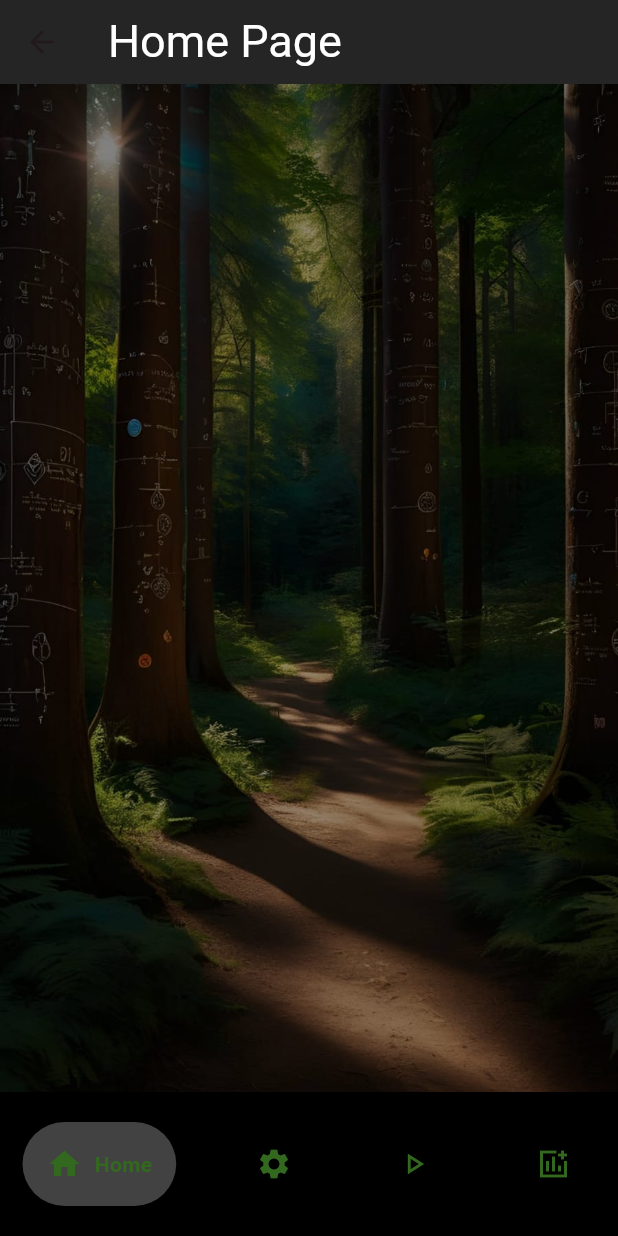
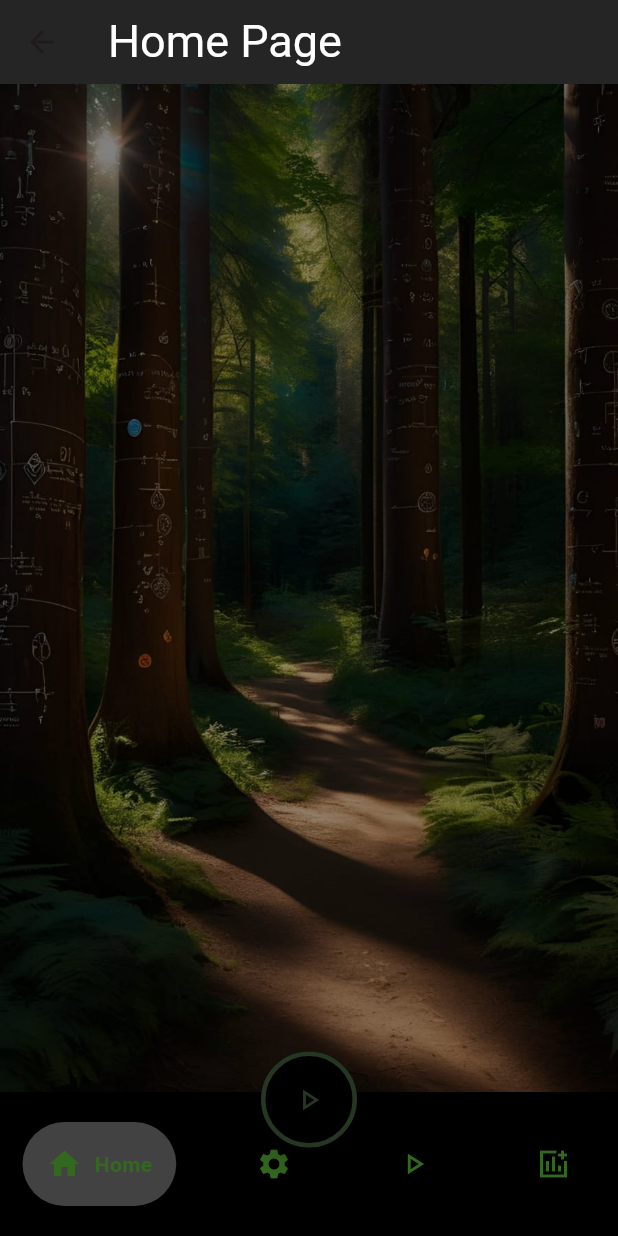
Before and after one commit to Sara28g/first-one, a Flutter app: the HomePageScreen screen opened directly, on a phone screen of 412 x 824 dp. Run offline on Flutter 3.47's test engine with Material 3 defaults, Android fonts, the phone set to English and light mode, and no system bars; drawn by our look-alikes of google_nav_bar; missing offline and left inert: flutter_sliding_up_panel, mysql1.

Commit message:
adding parameters

```diff
--- a/lib/views/HomePageScreen.dart
+++ b/lib/views/HomePageScreen.dart
@@ -17,7 +17,7 @@ class HomepagescreenPageState extends State<HomePageScreen> {
   void _incrementCounter() {}
   final _txtUserName =  TextEditingController();
   final _txtPassword =  TextEditingController();
-  bool _isTextFieldVisible = false;
+  var _isTextFieldVisible = true;
 
 
   @override
@@ -34,7 +34,24 @@ class HomepagescreenPageState extends State<HomePageScreen> {
         ),
       ),
       //buttom
-      bottomNavigationBar: Container(
+      floatingActionButtonLocation: FloatingActionButtonLocation.centerDocked,
+      floatingActionButton: Container(
+        margin: const EdgeInsets.only(top:10),
+        height: 64,
+        width: 64,
+        child: FloatingActionButton(
+          backgroundColor: Colors.black,
+            elevation: 8,
+            onPressed: () =>debugPrint(""),
+             shape: RoundedRectangleBorder(
+            side: const BorderSide(width: 3, color: Color(0xFF253622) ),
+            borderRadius: BorderRadius.circular(100),
+          ),
+           child: const Icon(Icons.play_arrow_outlined,color: Color(0xFF253622)),
+          ),
+        ),
+
+        bottomNavigationBar: Container(
         color: Colors.black,
         child: Padding(
           padding: EdgeInsets.symmetric(horizontal: 15.0, vertical: 20),
@@ -267,9 +284,13 @@ class HomepagescreenPageState extends State<HomePageScreen> {
                                                                               color: Colors.white,
                                                                               fontSize: 14)),
                                                                       onTap: () {
+                                                                        setState(() {
                                                                           _isTextFieldVisible = !(_isTextFieldVisible);
+                                                                          print("isText $_isTextFieldVisible");
+                                                                        });
                                                                           },
                                                                     ),
+
                                                                     /*
                                                                     const Text(
                                                                       "   Change UserName:",
@@ -281,10 +302,10 @@ class HomepagescreenPageState extends State<HomePageScreen> {
                                                                     ),
                                                                     const SizedBox(height: 8),
 
-                                                                     */
+ */
 
-                                                                    if (_isTextFieldVisible)
-                                                                    Align(
+                                                                    Visibility(visible:_isTextFieldVisible,
+                                                                       child: Align(
                                                                       alignment: Alignment.center,
                                                                        child: SizedBox(
                                                                         height:45,
@@ -297,6 +318,9 @@ class HomepagescreenPageState extends State<HomePageScreen> {
                                                                           ),
                                                                         )),
                                                                        ),
+                                                                    ),
+
+
 
 
                                                                     const SizedBox(height: 4),
@@ -408,6 +432,7 @@ class HomepagescreenPageState extends State<HomePageScreen> {
                                   top: Radius.circular(16)),
                             ),
                             child: ListView.builder(
+
                               controller: scrollController,
                               itemCount: 25,
                               itemBuilder: (BuildContext context, int index) {
```
